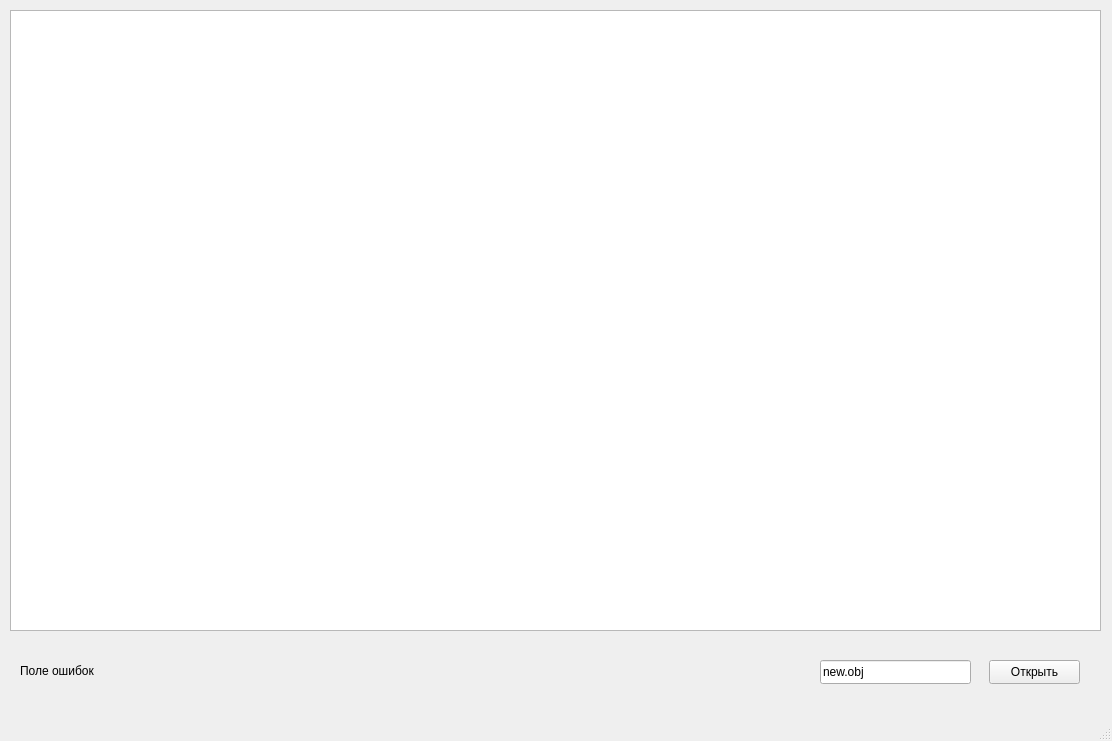
Above: Sphere/untitled/mainwindow.ui from gordiig/Solar_system_guide before the change. Below: the same form after it.
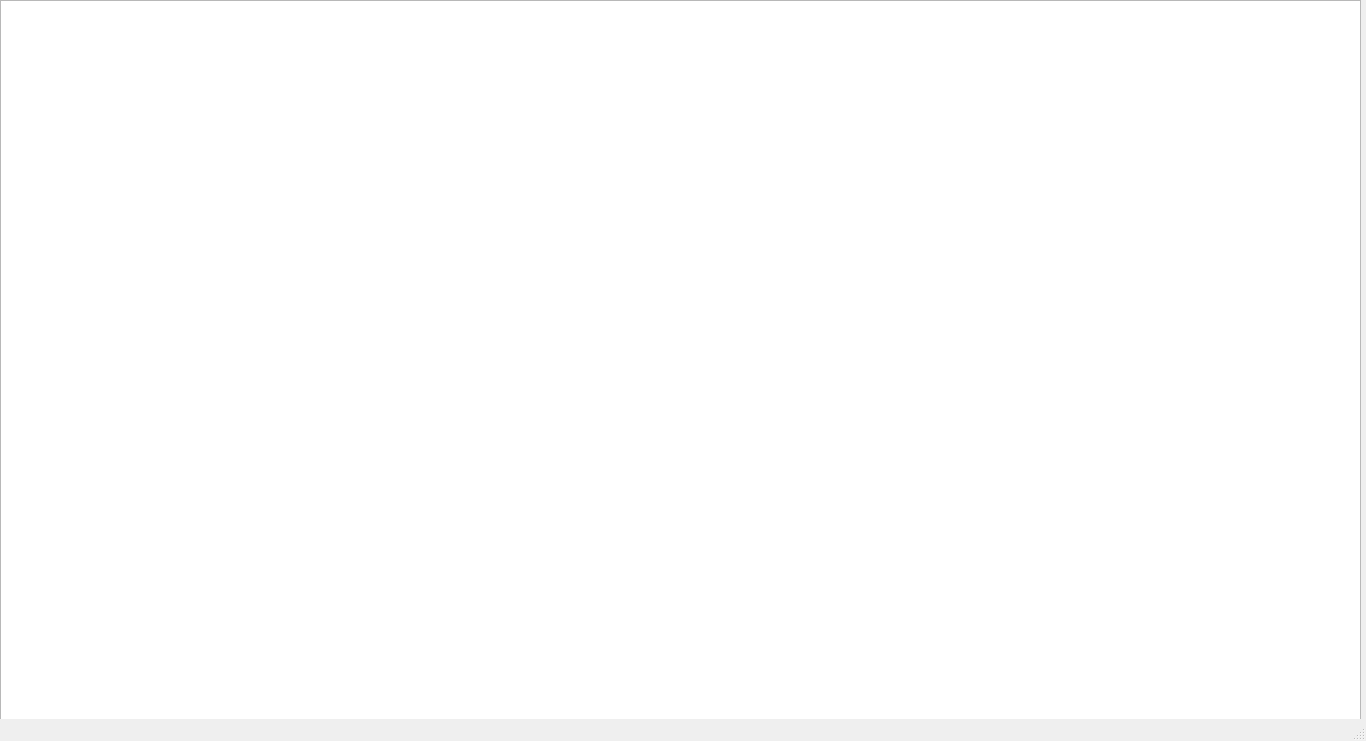
That is the form after the change.

Commit message: Full Screen

Patch:
```diff
--- a/Sphere/untitled/mainwindow.ui
+++ b/Sphere/untitled/mainwindow.ui
@@ -6,70 +6,48 @@
    <rect>
     <x>0</x>
     <y>0</y>
-    <width>1112</width>
+    <width>1366</width>
     <height>741</height>
    </rect>
   </property>
+  <property name="sizePolicy">
+   <sizepolicy hsizetype="Preferred" vsizetype="Preferred">
+    <horstretch>0</horstretch>
+    <verstretch>0</verstretch>
+   </sizepolicy>
+  </property>
+  <property name="minimumSize">
+   <size>
+    <width>1366</width>
+    <height>741</height>
+   </size>
+  </property>
   <property name="windowTitle">
    <string>MainWindow</string>
   </property>
   <widget class="QWidget" name="centralWidget">
-   <widget class="QLabel" name="label">
-    <property name="geometry">
-     <rect>
-      <x>20</x>
-      <y>630</y>
-      <width>551</width>
-      <height>81</height>
-     </rect>
-    </property>
-    <property name="text">
-     <string>Поле ошибок</string>
-    </property>
-    <property name="wordWrap">
-     <bool>true</bool>
-    </property>
-   </widget>
    <widget class="QGraphicsView" name="graphicsView">
     <property name="geometry">
      <rect>
-      <x>10</x>
-      <y>10</y>
-      <width>1091</width>
-      <height>621</height>
+      <x>0</x>
+      <y>0</y>
+      <width>1361</width>
+      <height>721</height>
      </rect>
     </property>
-   </widget>
-   <widget class="QLineEdit" name="LineEdit">
-    <property name="geometry">
-     <rect>
-      <x>820</x>
-      <y>660</y>
-      <width>151</width>
-      <height>24</height>
-     </rect>
+    <property name="sizePolicy">
+     <sizepolicy hsizetype="Preferred" vsizetype="Preferred">
+      <horstretch>0</horstretch>
+      <verstretch>0</verstretch>
+     </sizepolicy>
     </property>
-    <property name="text">
-     <string>new.obj</string>
+    <property name="minimumSize">
+     <size>
+      <width>1361</width>
+      <height>721</height>
+     </size>
     </property>
    </widget>
-   <widget class="QPushButton" name="ButOpen">
-    <property name="geometry">
-     <rect>
-      <x>989</x>
-      <y>660</y>
-      <width>91</width>
-      <height>24</height>
-     </rect>
-    </property>
-    <property name="text">
-     <string>Открыть</string>
-    </property>
-   </widget>
-   <zorder>graphicsView</zorder>
-   <zorder>label</zorder>
-   <zorder>LineEdit</zorder>
-   <zorder>ButOpen</zorder>
   </widget>
   <widget class="QStatusBar" name="statusBar"/>
  </widget>
```
The commit also changes 2 other files.
